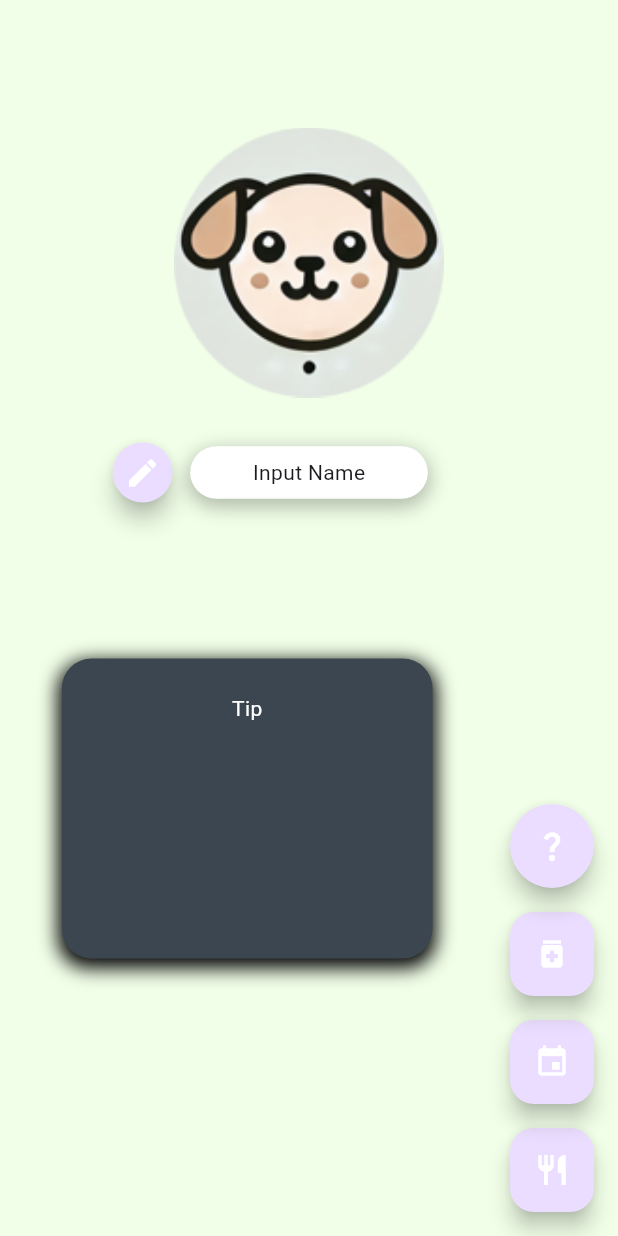
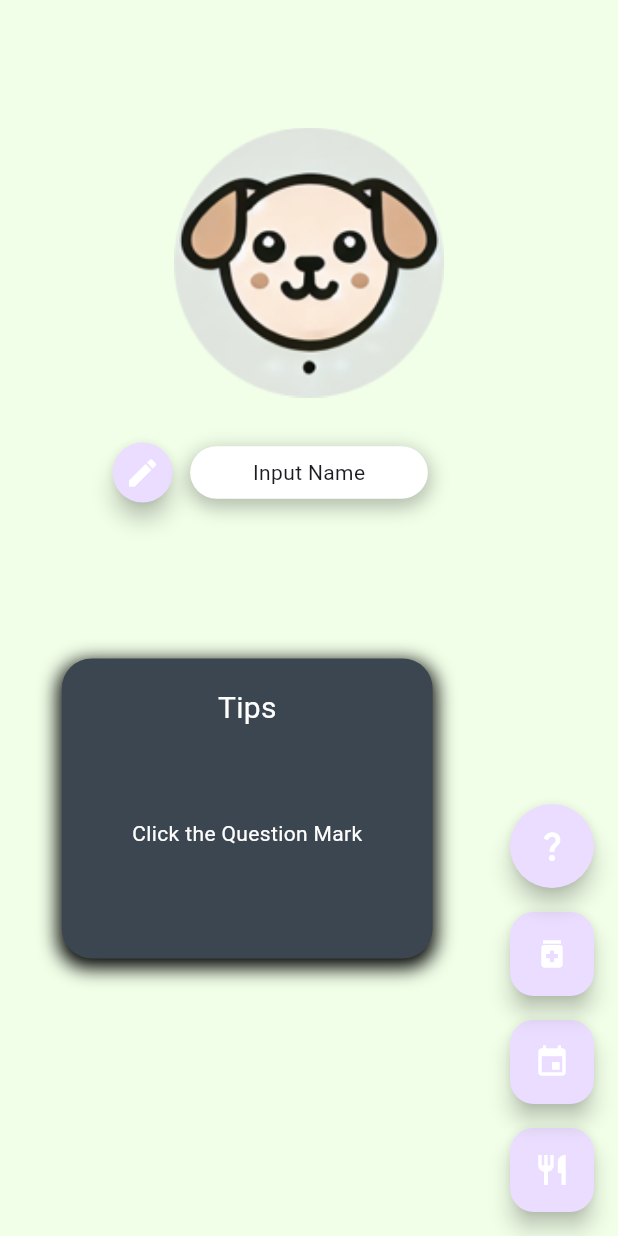
Before and after one commit to Ruhisawant/Pet-Care-App, a Flutter app: the screen it shows after launch, on a phone screen of 412 x 824 dp. Run offline on Flutter 3.47's test engine with Material 3 defaults, Android fonts, the phone set to English and light mode, and no system bars; our stand-ins replace table_calendar.

Commit message:
Small Graphic Updates

```diff
--- a/lib/main.dart
+++ b/lib/main.dart
@@ -35,7 +35,7 @@ class _MainPageState extends State<MainPage> {
   final TextEditingController _controller = TextEditingController();
   String _nameText = "Input Name";
   String _asset = "assets/images/Dog.png";
-  String _tip = "";
+  String _tip = "Click the Question Mark";
 
   @override
   Widget build(BuildContext context) {
@@ -141,8 +141,11 @@ class _MainPageState extends State<MainPage> {
                           flex: 2,
                           child: Center(
                             child: const Text(
-                              "Tip",
-                              style: TextStyle(color: Colors.white),
+                              "Tips",
+                              style: TextStyle(
+                                color: Colors.white,
+                                fontSize: 20,
+                              ),
                             ),
                           ),
                         ),
```
